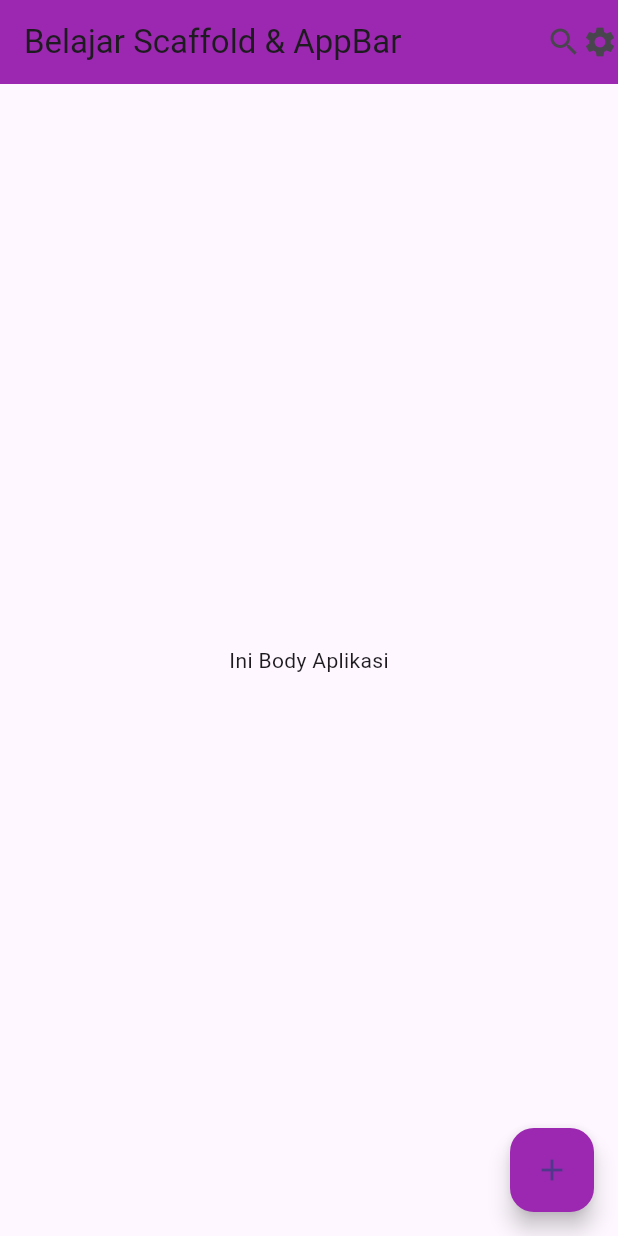
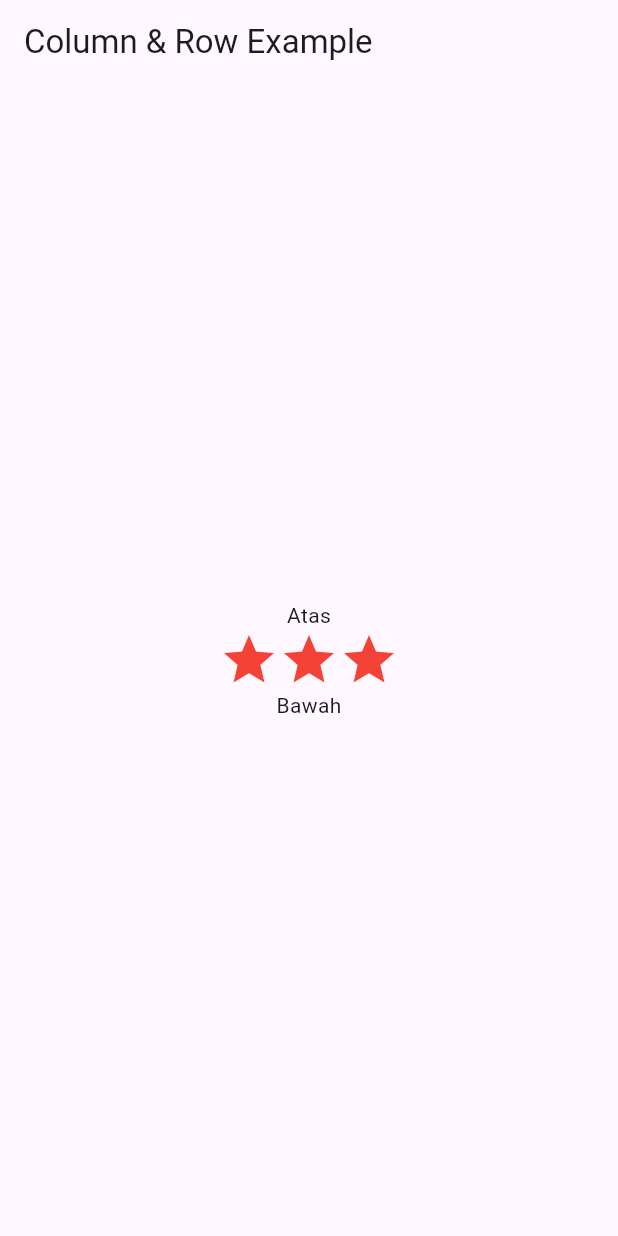
Before and after one commit to BagasSatriaYn/Project6Flutter, a Flutter app: the screen it shows after launch, on a phone screen of 412 x 824 dp. Run offline on Flutter 3.47's test engine with Material 3 defaults, Android fonts, the phone set to English and light mode, and no system bars.

Commit message:
Column & Row

```diff
--- a/lib/main.dart
+++ b/lib/main.dart
@@ -11,22 +11,25 @@ class MyApp extends StatelessWidget {
     return MaterialApp(
       home: Scaffold(
         appBar: AppBar(
-          title: const Text('Belajar Scaffold & AppBar'),
-          backgroundColor: Colors.purple,
-          actions: const[
-            Icon( Icons.search),
-            Icon( Icons.settings),
-          ],
-        ),
-        body: const Center(
-          child: Text('Ini Body Aplikasi'),
-        ),
-        floatingActionButton: FloatingActionButton(
-          onPressed: () {},
-          backgroundColor: Colors.purple,
-          child: const Icon(Icons.add),
-        ),
-      ),
+          title: const Text('Column & Row Example')),
+          body: Center(
+            child: Column(
+              mainAxisAlignment: MainAxisAlignment.center,
+              children: [
+                const Text("Atas"),
+                Row(
+                  mainAxisAlignment: MainAxisAlignment.center,
+                  children: const [
+                    Icon(Icons.star, color: Colors.red, size: 40),
+                    Icon(Icons.star, color: Colors.red, size: 40),
+                    Icon(Icons.star, color: Colors.red, size: 40),
+                  ],
+                ),
+                const Text("Bawah"),
+              ],
+            ),
+            ),
+          ),
     );
   }
 }
```
